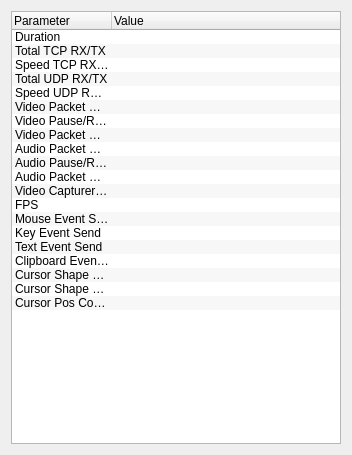
dchapyshev/aspia, file source/client/ui/desktop/statistics_dialog.ui: the form before one commit.
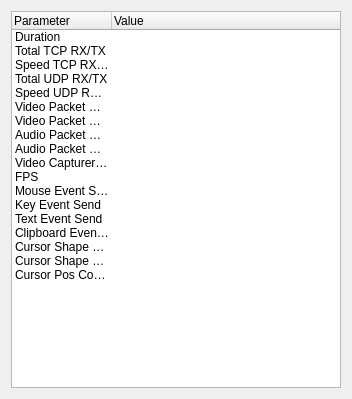
The form after the commit.

What changed in the file:
```diff
--- a/source/client/ui/desktop/statistics_dialog.ui
+++ b/source/client/ui/desktop/statistics_dialog.ui
@@ -7,7 +7,7 @@
     <x>0</x>
     <y>0</y>
     <width>352</width>
-    <height>455</height>
+    <height>399</height>
    </rect>
   </property>
   <property name="windowTitle">
@@ -19,9 +19,6 @@
      <property name="showDropIndicator" stdset="0">
       <bool>false</bool>
      </property>
-     <property name="alternatingRowColors">
-      <bool>true</bool>
-     </property>
      <property name="indentation">
       <number>0</number>
      </property>
@@ -74,11 +71,6 @@
        <string notr="true">Video Packet Count</string>
       </property>
      </item>
-     <item>
-      <property name="text">
-       <string notr="true">Video Pause/Resume Count</string>
-      </property>
-     </item>
      <item>
       <property name="text">
        <string notr="true">Video Packet MIN/MAX/AVG</string>
@@ -89,11 +81,6 @@
        <string notr="true">Audio Packet Count</string>
       </property>
      </item>
-     <item>
-      <property name="text">
-       <string notr="true">Audio Pause/Resume Count</string>
-      </property>
-     </item>
      <item>
       <property name="text">
        <string notr="true">Audio Packet MIN/MAC/AVG</string>
```
